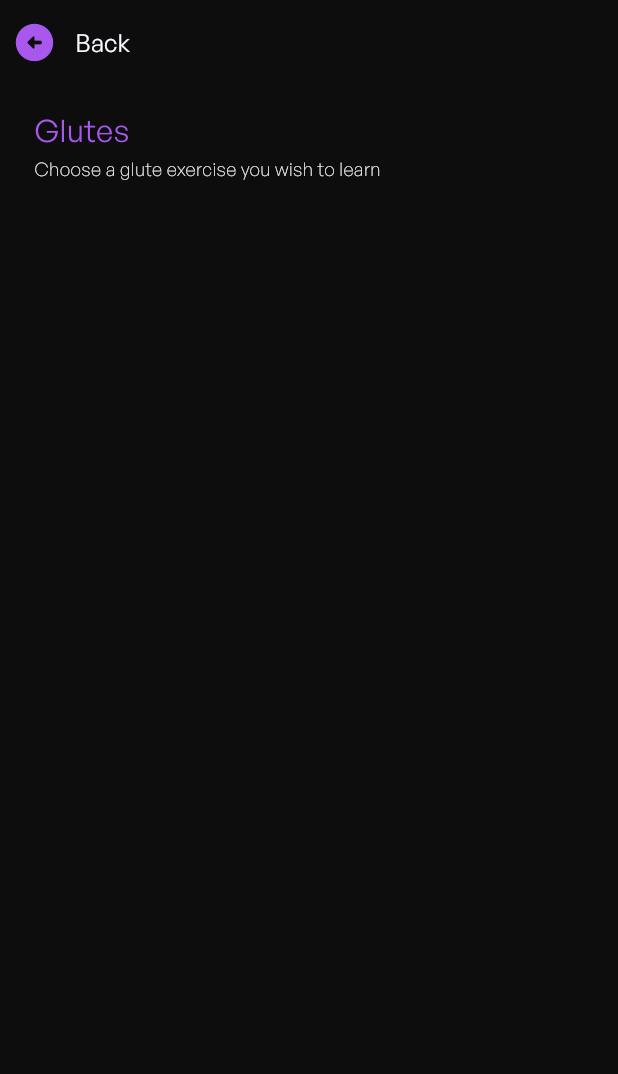
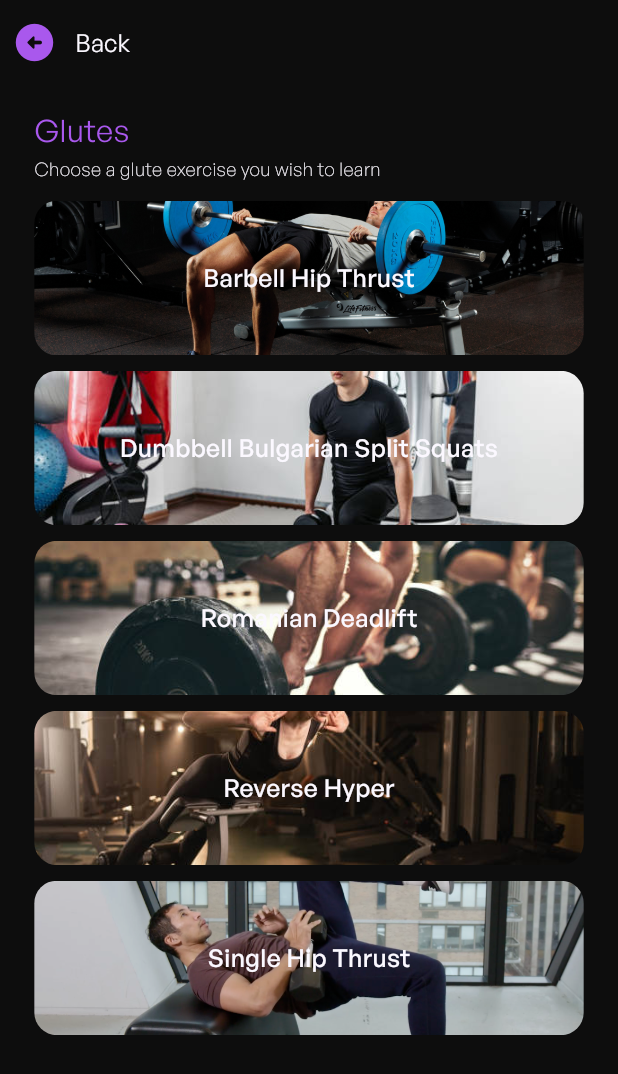
Before and after one commit to MNJDen/WeFit, a Flutter app: the WorkoutGuidePage_Glutes screen opened directly, on a phone screen of 412 x 824 dp. Shown: the top 1074 px of the screen. Run offline on Flutter 3.47's test engine with Material 3 defaults, Android fonts, the phone set to English and light mode, and no system bars; our stand-ins replace carousel_slider, cloud_firestore, firebase_auth, firebase_core, flutter_animate, flutter_screenutil and 1 more; accounts and stored records are empty; project files that could hold a hidden picture were left out.

Commit message:
Pages: Update Glutes Workout Guide Pages

```diff
--- a/lib/Screens/Workout Guide Pages/Main Menu/WorkoutGuidePage_Glutes.dart
+++ b/lib/Screens/Workout Guide Pages/Main Menu/WorkoutGuidePage_Glutes.dart
@@ -1,12 +1,18 @@
 import 'package:flutter/material.dart';
 import 'package:flutter/rendering.dart';
 import 'package:flutter_screenutil/flutter_screenutil.dart';
+import 'package:itec303/Screens/Workout%20Guide%20Pages/GlutesExercises/Glutes_bht.dart';
+import 'package:itec303/Screens/Workout%20Guide%20Pages/GlutesExercises/Glutes_dbss.dart';
+import 'package:itec303/Screens/Workout%20Guide%20Pages/GlutesExercises/Glutes_rd.dart';
+import 'package:itec303/Screens/Workout%20Guide%20Pages/GlutesExercises/Glutes_rh.dart';
+import 'package:itec303/Screens/Workout%20Guide%20Pages/GlutesExercises/Glutes_sht.dart';
 
 class WorkoutGuidePage_Glutes extends StatefulWidget {
   const WorkoutGuidePage_Glutes({super.key});
 
   @override
-  State<WorkoutGuidePage_Glutes> createState() => _WorkoutGuidePage_GlutesState();
+  State<WorkoutGuidePage_Glutes> createState() =>
+      _WorkoutGuidePage_GlutesState();
 }
 
 class _WorkoutGuidePage_GlutesState extends State<WorkoutGuidePage_Glutes> {
@@ -14,21 +20,30 @@ class _WorkoutGuidePage_GlutesState extends State<WorkoutGuidePage_Glutes> {
   final purpleColor = const Color.fromRGBO(169, 88, 237, 1);
   final whiteColor = const Color.fromRGBO(251, 248, 255, 1);
 
+  //List of Route
+  final List<Widget> glutesExerciseScreens = [
+    const Glutes_bht(),
+    const Glutes_dbss(),
+    const Glutes_rd(),
+    const Glutes_rh(),
+    const Glutes_sht(),
+  ];
   // List of image paths
-  final List<String> chestExerciseImages = [
-    // 'assets/images/dbFlatBenchPress.png',
-    // 'assets/images/dbInclineBenchPress.png',
-    // 'assets/images/dbFlatBenchFlys.png',
-    // 'assets/images/dbInclineBenchFlys.png',
+  final List<String> glutesExerciseImages = [
+    'assets/images/Glutes_bht.png',
+    'assets/images/Legs_bss.png',
+    'assets/images/Glutes_rd.png',
+    'assets/images/Glutes_rh.png',
+    'assets/images/Glutes_sht.png',
     // Add more image paths as needed
   ];
 
   // List of exercise names corresponding to each image
-  final List<String> chestExerciseNames = [
+  final List<String> glutesExerciseNames = [
     'Barbell Hip Thrust',
+    'Dumbbell Bulgarian Split Squats',
+    'Romanian Deadlift',
     'Reverse Hyper',
-    'Romanian Deadlift',
-    'Dumbbell Bulgarian Split Squats',
     'Single Hip Thrust',
     // Add more exercise names as needed
   ];
@@ -107,24 +122,40 @@ class _WorkoutGuidePage_GlutesState extends State<WorkoutGuidePage_Glutes> {
                 ),
                 // List of images displayed vertically
                 Column(
-                  children: List.generate(chestExerciseImages.length, (index) {
+                  children: List.generate(glutesExerciseImages.length, (index) {
                     return InkWell(
-                      onTap: () {},
+                      onTap: () {
+                        Navigator.push(
+                          context,
+                          PageRouteBuilder(
+                            pageBuilder: (BuildContext context,
+                                Animation<double> animation1,
+                                Animation<double> animation2) {
+                              return glutesExerciseScreens[index];
+                            },
+                            transitionDuration: Duration.zero,
+                            reverseTransitionDuration: Duration.zero,
+                          ),
+                        );
+                      },
                       child: Padding(
                         padding: EdgeInsets.only(bottom: 10.h),
                         child: Stack(
                           alignment: Alignment.center,
                           children: [
-                            Image.asset(
-                              chestExerciseImages[index],
-                              height: 75.h, // Adjust the height as needed
+                            ClipRRect(
+                              borderRadius: BorderRadius.circular(15), // Adjust the border radius as needed
+                              child: Image.asset(
+                                glutesExerciseImages[index],
+                                height: 100.h, // Adjust the height as needed
                                 width: 320.w, // Adjust the width as needed
                                 fit: BoxFit.cover,
+                              ),
                             ),
                             Positioned.fill(
                               child: Center(
                                 child: Text(
-                                  chestExerciseNames[index],
+                                  glutesExerciseNames[index],
                                   style: TextStyle(
                                     fontSize: 16.sp,
                                     fontWeight: FontWeight.w500,
```
Lines whose indentation alone changed are shown as unchanged.
